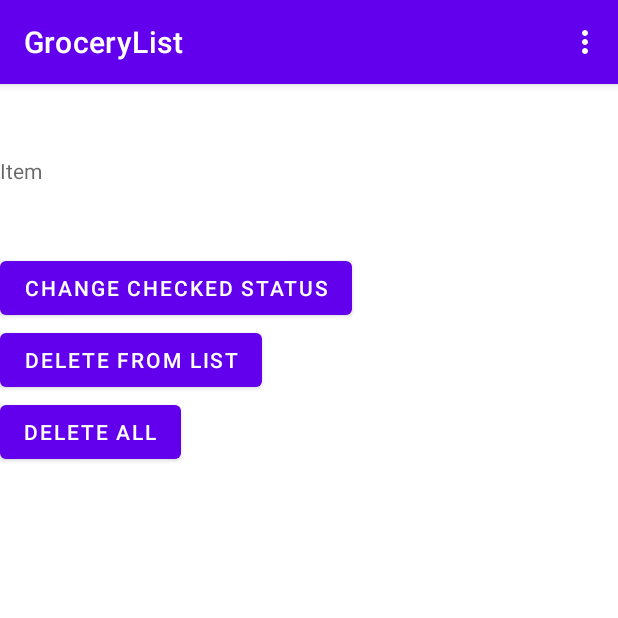
After one commit to adams-goopdev/GroceryList, an Android app: the DeleteItem screen opened directly, with no data from a screen before it, on a phone screen of 412 x 824 dp, the top half of it. The commit adds this screen. Run offline under Robolectric (Android 15) with nearby library versions, the phone set to English and light mode, and no system bars.

Commit message:
Add the delete. Open issue: how to keep array ID and ID in sync.

```diff
--- a/app/src/main/AndroidManifest.xml
+++ b/app/src/main/AndroidManifest.xml
@@ -9,6 +9,9 @@
         android:roundIcon="@mipmap/ic_launcher_round"
         android:supportsRtl="true"
         android:theme="@style/Theme.GroceryList">
+        <activity
+            android:name=".DeleteItem"
+            android:exported="true" />
         <activity
             android:name=".AddItem"
             android:exported="true" />
--- /dev/null
+++ b/app/src/main/java/edu/ags/grocerylist/DeleteItem.java
@@ -0,0 +1,206 @@
+package edu.ags.grocerylist;
+
+import androidx.appcompat.app.AppCompatActivity;
+
+import android.content.Intent;
+import android.os.Bundle;
+import android.util.Log;
+import android.view.Menu;
+import android.view.MenuItem;
+import android.view.View;
+import android.widget.Button;
+import android.widget.EditText;
+import android.widget.TextView;
+
+import java.security.spec.ECField;
+import java.time.temporal.TemporalAmount;
+import java.util.ArrayList;
+
+public class DeleteItem extends AppCompatActivity {
+    public static final String TAG = "myDebug";
+    Item item;
+    ArrayList<Item> items;
+
+    @Override
+    protected void onCreate(Bundle savedInstanceState) {
+        super.onCreate(savedInstanceState);
+        setContentView(R.layout.activity_delete_item);
+
+
+        Bundle extras = getIntent().getExtras();
+
+
+        ReadFromTextFile();
+
+        Log.d(TAG, "onCreate: We made it from the delete click");
+        try{
+            if(extras != null) {
+                //Edit existing team
+                Log.d(TAG, "onCreate: Yippi!" + extras.getInt("itemId"));
+
+                initItem(extras.getInt("itemId"));
+
+            }
+            else {
+
+                //Make a new one
+                item = new Item();
+                Log.d(TAG, "onCreate: new team");
+            }
+        }
+        catch (Exception e)
+        {
+            Log.d(TAG, "onCreate: Womp Womp" + e.getMessage());
+        }
+
+        Button btnDelete = findViewById(R.id.btnDelete);
+        btnDelete.setOnClickListener(new View.OnClickListener() {
+            @Override
+            public void onClick(View view) {
+
+                Log.d(TAG, "onClick: Made it to the delete single " + extras.getInt("itemId"));
+                items.remove(extras.getInt("itemId"));
+
+                Log.d(TAG, "onClick: This item has been removed" + item.Name + extras.getInt("itemId"));
+                WriteToTextFile();
+            }
+        });
+
+        Button btnChangeStatus = findViewById(R.id.btnChangeStatus);
+        btnChangeStatus.setOnClickListener(new View.OnClickListener() {
+            @Override
+            public void onClick(View view) {
+                if(item.CheckedState == true)
+                {
+                    initUncheck();
+                }
+                else if(item.CheckedState == false)
+                {
+                    initCheck();
+                }
+
+                WriteToTextFile();
+            }
+        });
+
+
+        Button btnDeleteAll = findViewById(R.id.btnDeleteAll);
+        btnDeleteAll.setOnClickListener(new View.OnClickListener() {
+            @Override
+            public void onClick(View view) {
+
+                items.clear();
+
+                Log.d(TAG, "onClick: Items have been removed" );
+                WriteToTextFile();
+            }
+        });
+
+
+    }
+
+    private void initCheck() {
+        for (Item t: items)
+        {
+            item.CheckedState = true;
+            Log.d(TAG, "onResume: " + t.Name +" "+ t.CheckedState);
+
+        }
+    }
+
+    private void initUncheck() {
+
+        for (Item t: items)
+        {
+            item.CheckedState = false;
+            Log.d(TAG, "onResume: " + t.Name +" "+ t.CheckedState);
+
+        }
+    }
+
+    private void initItem(int itemId) {
+        item = items.get(itemId);
+
+        Log.d(TAG, "initItem: " + item.Name + itemId);
+
+        TextView textView = findViewById(R.id.tvItem);
+        textView.setText(item.Name);
+
+    }
+
+    @Override
+    public boolean onCreateOptionsMenu(Menu menu) {
+        // Inflate the menu; this adds items to the action bar if it is present.
+        getMenuInflater().inflate(R.menu.menu_main, menu);
+        return true;
+    }
+
+    @Override
+    public boolean onOptionsItemSelected(MenuItem item) {
+        // Handle action bar item clicks here. The action bar will
+        // automatically handle clicks on the Home/Up button, so long
+        // as you specify a parent activity in AndroidManifest.xml.
+        int id = item.getItemId();
+
+        //noinspection SimplifiableIfStatement
+        if (id == R.id.masterList) {
+
+            //Navigate to Master List activity
+            startActivity(new Intent(this, MasterList.class));
+
+            return true;
+        }
+        else if (id == R.id.ShoppingList)
+        {
+            startActivity(new Intent(this, ShoppingList.class));
+
+            return true;
+        }
+        else if (id == R.id.AddItem)
+        {
+            startActivity(new Intent(this, AddItem.class));
+
+            return true;
+        }
+/*        else if (id == R.id.DeleteItems)
+        {
+            startActivity(new Intent(this, DeleteItem.class));
+
+            return true;
+        }*/
+
+        return super.onOptionsItemSelected(item);
+    }
+
+    private void ReadFromTextFile() {
+
+        FileIO fileIO = new FileIO();
+
+        Integer counter = 0;
+        String[] data ;//= new String [items.size()];
+        //for(Item t : items) data[counter++] = t.toString();
+
+        //fileIO.writeFile(this, data);
+
+
+        //Read the data out of the file
+        ArrayList<String> strData = fileIO.readFile(this);
+        items = new ArrayList<Item>();
+
+        for(String s : strData)
+        {
+            data = s.split("\\|");
+            items.add(new Item(Integer.parseInt(data[0]),data[1],Boolean.parseBoolean(data[2])));
+        }
+    }
+
+    private void WriteToTextFile() {
+        FileIO fileIO = new FileIO();
+        Integer counter = 0;
+        String[] data = new String [items.size()];
+        for (Item t : items) data[counter++] = t.toString();
+        fileIO.writeFile(this,data);
+    }
+
+
+}
--- a/app/src/main/java/edu/ags/grocerylist/ShoppingList.java
+++ b/app/src/main/java/edu/ags/grocerylist/ShoppingList.java
@@ -60,6 +60,12 @@ public class ShoppingList extends AppCompatActivity {
 
             return true;
         }
+/*        else if (id == R.id.DeleteItems)
+        {
+            startActivity(new Intent(this, DeleteItem.class));
+
+            return true;
+        }*/
 
         return super.onOptionsItemSelected(item);
     }
--- /dev/null
+++ b/app/src/main/res/layout/activity_delete_item.xml
@@ -0,0 +1,48 @@
+<?xml version="1.0" encoding="utf-8"?>
+<androidx.constraintlayout.widget.ConstraintLayout xmlns:android="http://schemas.android.com/apk/res/android"
+    xmlns:app="http://schemas.android.com/apk/res-auto"
+    xmlns:tools="http://schemas.android.com/tools"
+    android:layout_width="match_parent"
+    android:layout_height="match_parent"
+    tools:context=".DeleteItem">
+
+
+    <TextView
+        android:id="@+id/tvItem"
+        android:layout_width="134dp"
+        android:layout_height="64dp"
+        android:hint="Item"
+        tools:layout_editor_absoluteX="16dp"
+        tools:layout_editor_absoluteY="46dp"
+        app:layout_constraintTop_toTopOf="parent"
+        app:layout_constraintBottom_toTopOf="@id/btnDelete"
+        app:layout_constraintLeft_toLeftOf="parent"/>
+
+    <Button
+        android:id="@+id/btnChangeStatus"
+        android:layout_width="wrap_content"
+        android:layout_height="wrap_content"
+        android:text="Change Checked Status"
+        tools:layout_editor_absoluteX="16dp"
+        tools:layout_editor_absoluteY="149dp"
+        app:layout_constraintTop_toBottomOf="@id/tvItem"
+        app:layout_constraintLeft_toLeftOf="parent"/>
+    <Button
+        android:id="@+id/btnDelete"
+        android:layout_width="wrap_content"
+        android:layout_height="wrap_content"
+        android:text="Delete From list"
+        tools:layout_editor_absoluteX="16dp"
+        tools:layout_editor_absoluteY="149dp"
+        app:layout_constraintTop_toBottomOf="@id/btnChangeStatus"
+        app:layout_constraintLeft_toLeftOf="parent"/>
+    <Button
+        android:id="@+id/btnDeleteAll"
+        android:layout_width="wrap_content"
+        android:layout_height="wrap_content"
+        android:text="Delete All"
+        tools:layout_editor_absoluteX="16dp"
+        tools:layout_editor_absoluteY="149dp"
+        app:layout_constraintTop_toBottomOf="@id/btnDelete"
+        app:layout_constraintLeft_toLeftOf="parent"/>
+</androidx.constraintlayout.widget.ConstraintLayout>
--- a/app/src/main/res/menu/menu_main.xml
+++ b/app/src/main/res/menu/menu_main.xml
@@ -21,4 +21,5 @@
         android:title="@string/AddItem"
         app:showAsAction="never" />
 
+
 </menu>
--- a/app/src/main/res/values/strings.xml
+++ b/app/src/main/res/values/strings.xml
@@ -13,4 +13,6 @@
     <string name="shopping_list">Shopping List</string>
     <string name="AddItem">Add Item</string>
     <string name="add_item_to_master">Add Item to Master?</string>
+    <string name="UncheckItems">uncheckItems</string>
+    <string name="DeleteItems">Delete Items</string>
 </resources>
```
Also changed, not shown: app/src/main/java/edu/ags/grocerylist/AddItem.java (+47 -0 lines), app/src/main/java/edu/ags/grocerylist/MainActivity.java (+9 -17 lines), app/src/main/java/edu/ags/grocerylist/MasterList.java (+63 -7 lines), app/src/main/res/layout/activity_shopping_list.xml (+3 -5 lines).
